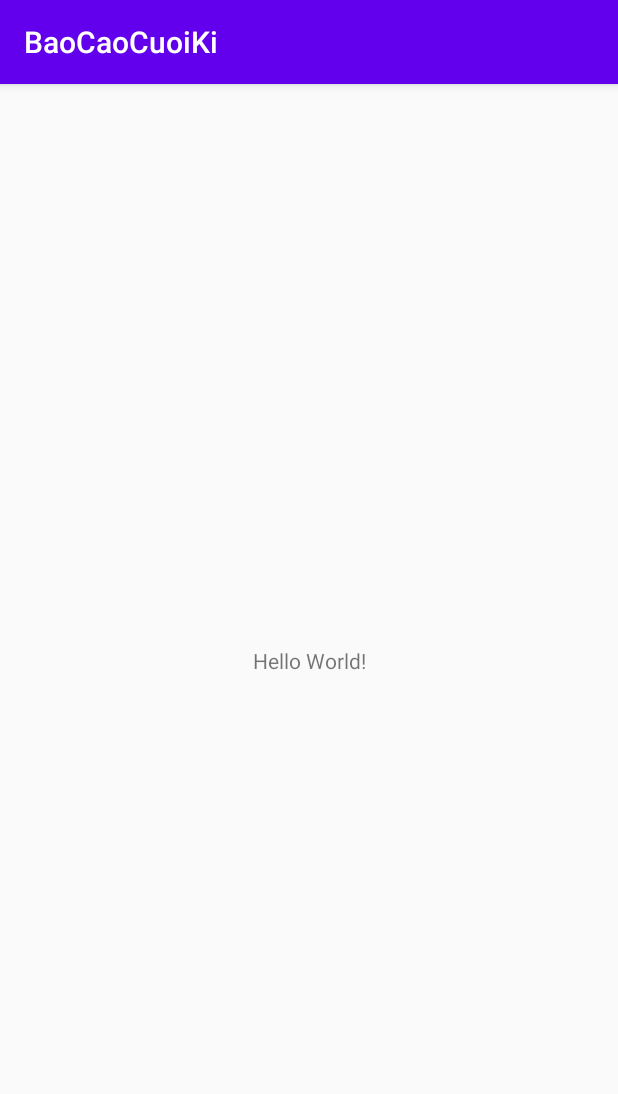
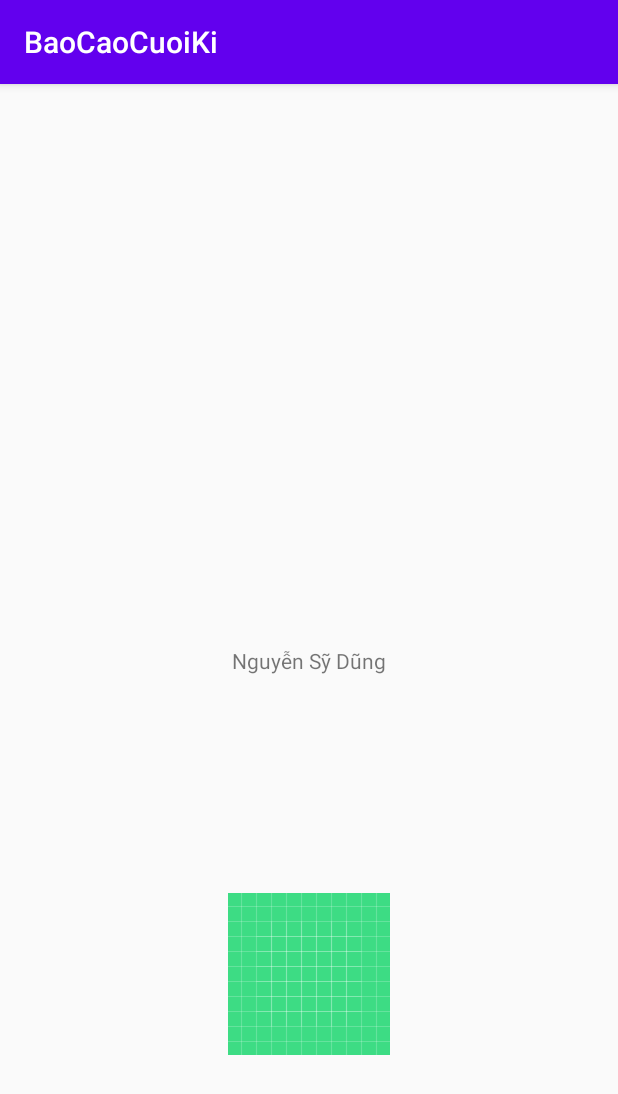
Before and after one commit to dk103200/Android-nhom-3TD, an Android app: the screen it shows after launch (MainActivity), on a phone screen of 412 x 824 dp. Shown: the top 1094 px of the screen. Run offline under Robolectric (Android 15) with nearby library versions, the phone set to English and light mode, and no system bars.

Commit message:
dung commit

```diff
--- a/app/src/main/res/layout/activity_main.xml
+++ b/app/src/main/res/layout/activity_main.xml
@@ -7,12 +7,24 @@
     tools:context=".MainActivity">
 
     <TextView
+        android:id="@+id/textView"
         android:layout_width="wrap_content"
         android:layout_height="wrap_content"
-        android:text="Hello World!"
+        android:text="Nguyễn Sỹ Dũng"
         app:layout_constraintBottom_toBottomOf="parent"
         app:layout_constraintLeft_toLeftOf="parent"
         app:layout_constraintRight_toRightOf="parent"
         app:layout_constraintTop_toTopOf="parent" />
 
+    <ImageView
+        android:id="@+id/imageView"
+        android:layout_width="wrap_content"
+        android:layout_height="wrap_content"
+        android:layout_marginTop="24dp"
+        app:layout_constraintBottom_toBottomOf="parent"
+        app:layout_constraintEnd_toEndOf="parent"
+        app:layout_constraintStart_toStartOf="parent"
+        app:layout_constraintTop_toBottomOf="@+id/textView"
+        app:srcCompat="@drawable/ic_launcher_background" />
+
 </androidx.constraintlayout.widget.ConstraintLayout>
```
